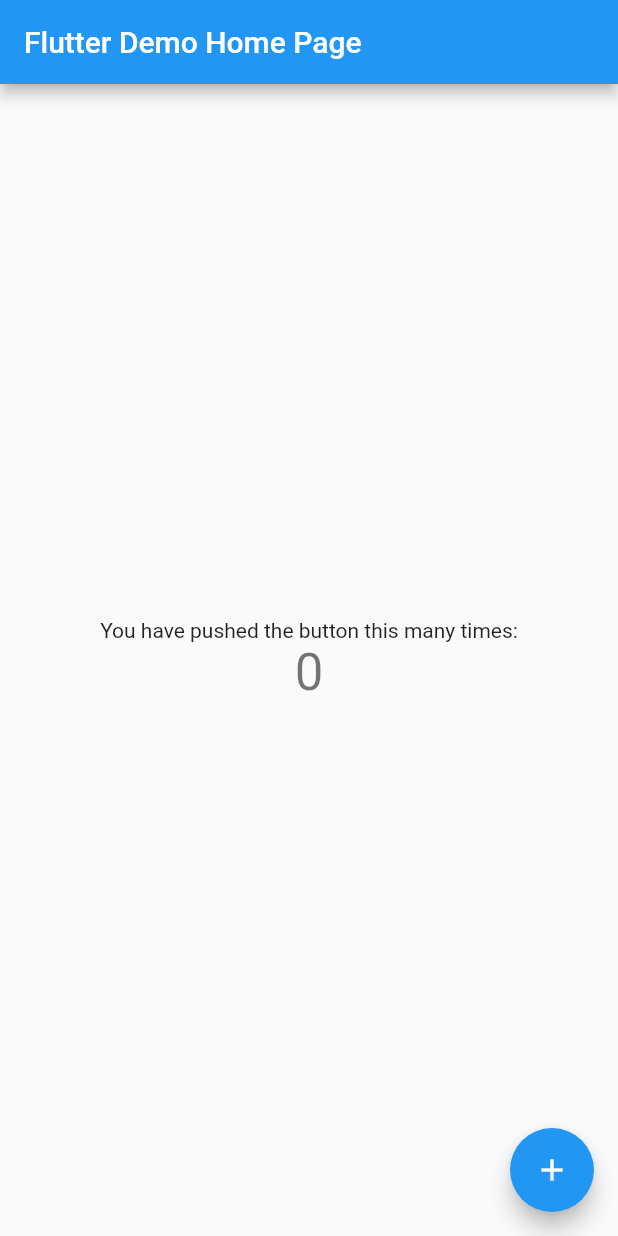
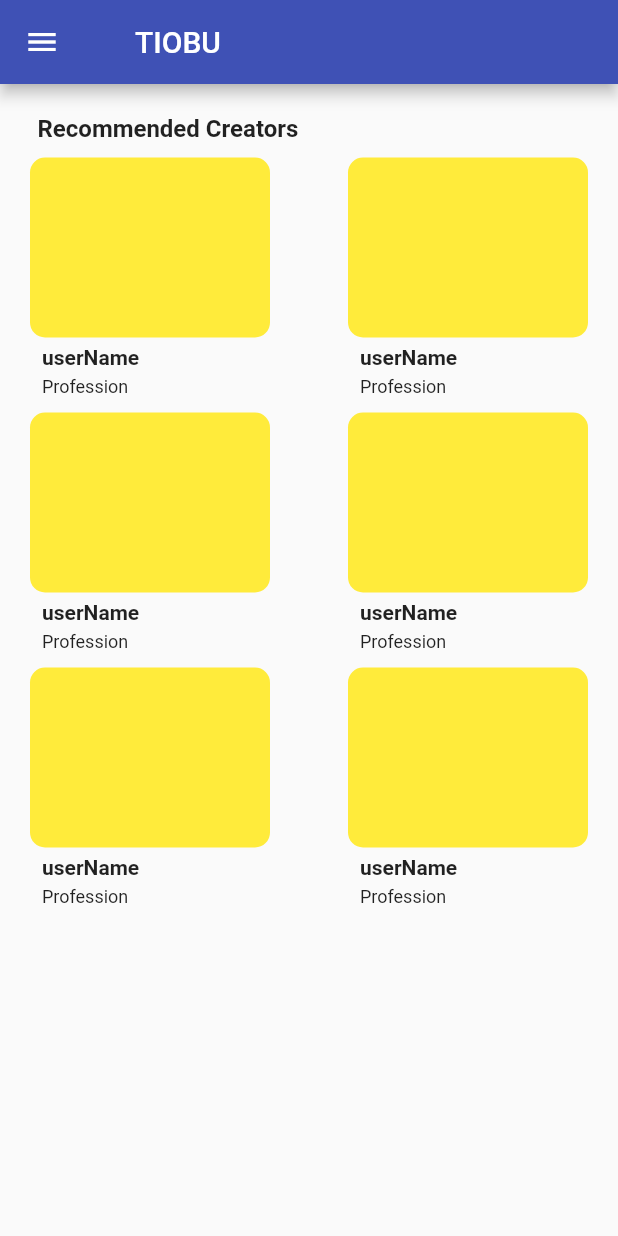
Before and after one commit to NishivSingh/Donation-Tracker-App, a Flutter app: the screen it shows after launch, on a phone screen of 412 x 824 dp. Run offline on Flutter 3.47's test engine with Material 2 defaults, Android fonts, the phone set to English and light mode, and no system bars.

Commit message:
Created the basic structure of the homepage

```diff
--- a/lib/main.dart
+++ b/lib/main.dart
@@ -1,3 +1,4 @@
+import 'package:duck_cart/util.dart';
 import 'package:flutter/material.dart';
 
 void main() {
@@ -12,35 +13,17 @@ class MyApp extends StatelessWidget {
   Widget build(BuildContext context) {
     return MaterialApp(
       title: 'Flutter Demo',
+      debugShowCheckedModeBanner: false,
       theme: ThemeData(
-        // This is the theme of your application.
-        //
-        // Try running your application with "flutter run". You'll see the
-        // application has a blue toolbar. Then, without quitting the app, try
-        // changing the primarySwatch below to Colors.green and then invoke
-        // "hot reload" (press "r" in the console where you ran "flutter run",
-        // or simply save your changes to "hot reload" in a Flutter IDE).
-        // Notice that the counter didn't reset back to zero; the application
-        // is not restarted.
-        primarySwatch: Colors.blue,
+        primarySwatch: Colors.indigo,
       ),
-      home: const MyHomePage(title: 'Flutter Demo Home Page'),
+      home: const MyHomePage(title: 'TIOBU'),
     );
   }
 }
 
 class MyHomePage extends StatefulWidget {
   const MyHomePage({super.key, required this.title});
-
-  // This widget is the home page of your application. It is stateful, meaning
-  // that it has a State object (defined below) that contains fields that affect
-  // how it looks.
-
-  // This class is the configuration for the state. It holds the values (in this
-  // case the title) provided by the parent (in this case the App widget) and
-  // used by the build method of the State. Fields in a Widget subclass are
-  // always marked "final".
-
   final String title;
 
   @override
@@ -48,68 +31,48 @@ class MyHomePage extends StatefulWidget {
 }
 
 class _MyHomePageState extends State<MyHomePage> {
-  int _counter = 0;
-
-  void _incrementCounter() {
-    setState(() {
-      // This call to setState tells the Flutter framework that something has
-      // changed in this State, which causes it to rerun the build method below
-      // so that the display can reflect the updated values. If we changed
-      // _counter without calling setState(), then the build method would not be
-      // called again, and so nothing would appear to happen.
-      _counter++;
-    });
-  }
 
   @override
   Widget build(BuildContext context) {
-    // This method is rerun every time setState is called, for instance as done
-    // by the _incrementCounter method above.
-    //
-    // The Flutter framework has been optimized to make rerunning build methods
-    // fast, so that you can just rebuild anything that needs updating rather
-    // than having to individually change instances of widgets.
     return Scaffold(
       appBar: AppBar(
-        // Here we take the value from the MyHomePage object that was created by
-        // the App.build method, and use it to set our appbar title.
-        title: Text(widget.title),
-      ),
-      body: Center(
-        // Center is a layout widget. It takes a single child and positions it
-        // in the middle of the parent.
-        child: Column(
-          // Column is also a layout widget. It takes a list of children and
-          // arranges them vertically. By default, it sizes itself to fit its
-          // children horizontally, and tries to be as tall as its parent.
-          //
-          // Invoke "debug painting" (press "p" in the console, choose the
-          // "Toggle Debug Paint" action from the Flutter Inspector in Android
-          // Studio, or the "Toggle Debug Paint" command in Visual Studio Code)
-          // to see the wireframe for each widget.
-          //
-          // Column has various properties to control how it sizes itself and
-          // how it positions its children. Here we use mainAxisAlignment to
-          // center the children vertically; the main axis here is the vertical
-          // axis because Columns are vertical (the cross axis would be
-          // horizontal).
-          mainAxisAlignment: MainAxisAlignment.center,
-          children: <Widget>[
-            const Text(
-              'You have pushed the button this many times:',
-            ),
-            Text(
-              '$_counter',
-              style: Theme.of(context).textTheme.headlineMedium,
-            ),
+        title: Row(
+          children: [
+            const Icon(Icons.menu),
+            const SizedBox(width: 50,),
+            Text(widget.title),
           ],
         ),
       ),
-      floatingActionButton: FloatingActionButton(
-        onPressed: _incrementCounter,
-        tooltip: 'Increment',
-        child: const Icon(Icons.add),
-      ), // This trailing comma makes auto-formatting nicer for build methods.
+      body: Padding(
+        padding: const EdgeInsets.only(left: 20, right: 20, top: 10),
+        child: ListView(
+          children:[
+            const Padding(
+              padding: EdgeInsets.only(top: 10,bottom: 10,left: 5),
+            child: Text("Recommended Creators",style: TextStyle(fontSize: 16,fontWeight: FontWeight.bold),),
+            ),
+            Row(
+              mainAxisAlignment: MainAxisAlignment.spaceBetween,
+              children: const [
+              Profile(),Profile(),
+            ],),
+            const SizedBox(height: 10,),
+            Row(
+              mainAxisAlignment: MainAxisAlignment.spaceBetween,
+              children: const [
+              Profile(),Profile(),
+            ],),
+            const SizedBox(height: 10,),
+            Row(
+              mainAxisAlignment: MainAxisAlignment.spaceBetween,
+              children: const [
+              Profile(),Profile(),
+            ],),
+
+          ],
+        ),
+      ),// This trailing comma makes auto-formatting nicer for build methods.
     );
   }
 }
--- /dev/null
+++ b/lib/util.dart
@@ -0,0 +1,53 @@
+import 'package:flutter/material.dart';
+
+class Profile extends StatefulWidget{
+  const Profile({super.key});
+  @override
+  ProfileBuilder createState() => ProfileBuilder();
+}
+class ProfileBuilder extends State<Profile>{
+  @override
+  Widget build(BuildContext context) {
+    return Column(
+      mainAxisAlignment: MainAxisAlignment.start,
+      crossAxisAlignment: CrossAxisAlignment.start,
+    children: [
+      Container(
+        width: 160,
+        height: 120,
+        decoration: const BoxDecoration(
+          color: Colors.yellow,
+          borderRadius: BorderRadius.all(Radius.circular(10))
+        ),
+
+        ),
+      const SizedBox(height: 5),
+      Padding(
+        // width: 300,
+        padding: EdgeInsets.only(left: 8),
+        child: Column(
+          crossAxisAlignment: CrossAxisAlignment.start,
+          children: const [
+            Text(
+              'userName',
+              style: TextStyle(
+                fontSize: 14,
+                fontWeight: FontWeight.bold,
+              ),
+            ),
+            SizedBox(height: 5),
+            Text(
+              'Profession',
+              style: TextStyle(
+                fontSize: 12,
+              ),
+            ),
+          ],
+        ),
+      ),
+    ],
+);
+
+;
+  }
+}
--- a/pubspec.yaml
+++ b/pubspec.yaml
@@ -60,8 +60,7 @@ flutter:
 
   # To add assets to your application, add an assets section, like this:
   # assets:
-  #   - images/a_dot_burr.jpeg
-  #   - images/a_dot_ham.jpeg
+  #   - images/
 
   # An image asset can refer to one or more resolution-specific "variants", see
   # https://flutter.dev/assets-and-images/#resolution-aware
```
